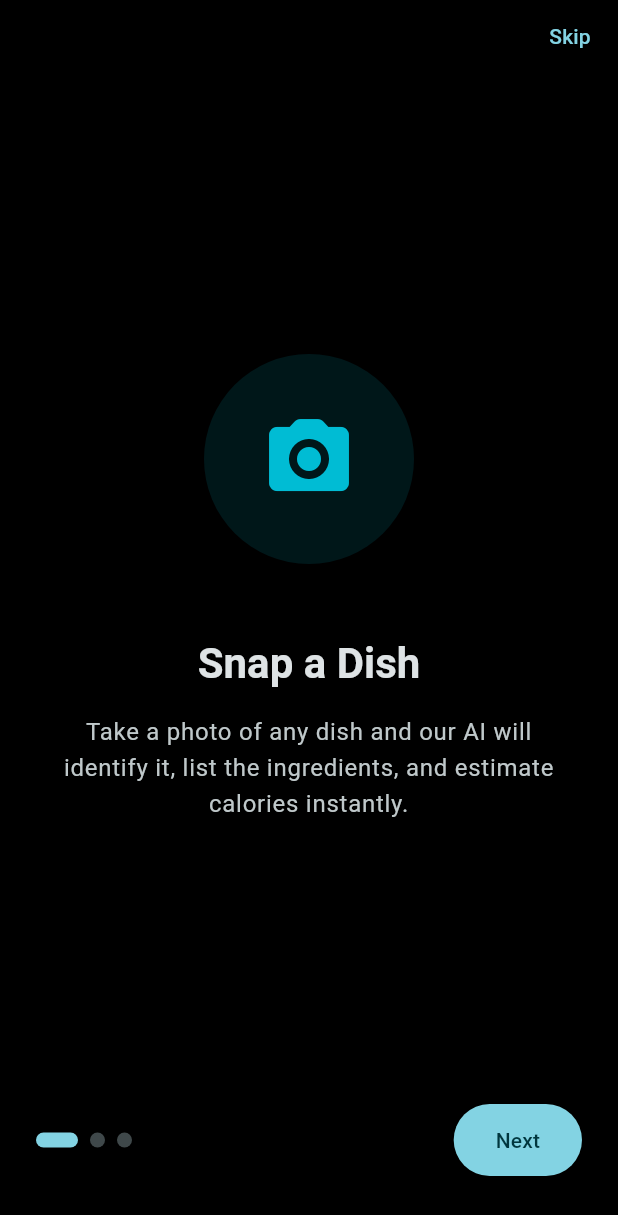
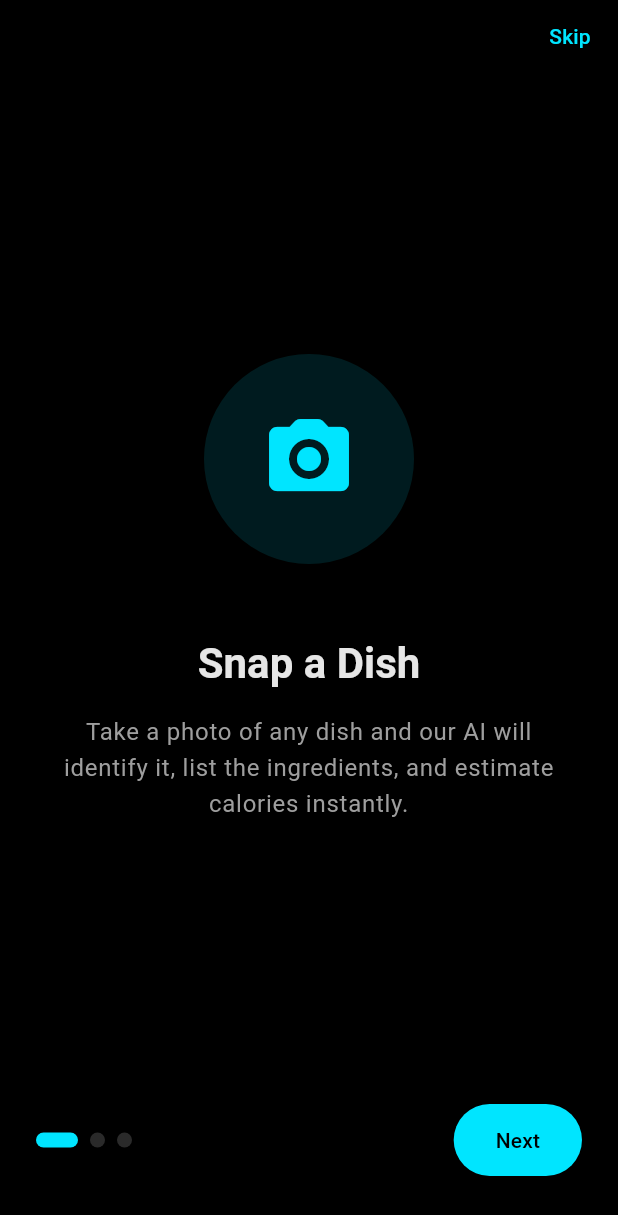
Before and after one commit to shrinidhi-mahishi/kitchen-gpt, a Flutter app: the screen it shows after launch, on a phone screen of 412 x 824 dp. Shown: the top 1215 px of the screen. Run offline on Flutter 3.47's test engine with Material 3 defaults, Android fonts, the phone set to English and light mode, and no system bars; our stand-ins replace flutter_dotenv, geolocator, google_maps_flutter, image_picker, share_plus, shared_preferences and 2 more; accounts and stored records are empty.

Commit message:
True black theme with explicit ColorScheme — no more brownish M3 surfaces
- Replace colorSchemeSeed with explicit ColorScheme.dark()
- Pure black (#000000) scaffold, surfaces, nav bar
- Neon cyan (#00E5FF) primary, purple (#BB86FC) secondary
- Dark charcoal (#111111) cards, (#1A1A1A) chips
- Vivid button/tab colors that pop on black

Made-with: Cursor

```diff
--- a/frontend/kitchengpt/lib/app.dart
+++ b/frontend/kitchengpt/lib/app.dart
@@ -7,7 +7,28 @@ import 'screens/onboarding_screen.dart';
 class KitchenGPTApp extends StatelessWidget {
   const KitchenGPTApp({super.key});
 
-  static const _seedColor = Color(0xFF00BCD4);
+  static const _scheme = ColorScheme.dark(
+    brightness: Brightness.dark,
+    primary: Color(0xFF00E5FF),
+    onPrimary: Colors.black,
+    primaryContainer: Color(0xFF004D5A),
+    onPrimaryContainer: Color(0xFF80F0FF),
+    secondary: Color(0xFFBB86FC),
+    onSecondary: Colors.black,
+    secondaryContainer: Color(0xFF3D1F6E),
+    onSecondaryContainer: Color(0xFFE2CFFF),
+    tertiary: Color(0xFF03DAC6),
+    onTertiary: Colors.black,
+    tertiaryContainer: Color(0xFF004D40),
+    onTertiaryContainer: Color(0xFF80EDE4),
+    error: Color(0xFFCF6679),
+    surface: Color(0xFF000000),
+    onSurface: Color(0xFFE6E6E6),
+    onSurfaceVariant: Color(0xFF9E9E9E),
+    outline: Color(0xFF444444),
+    outlineVariant: Color(0xFF2A2A2A),
+    surfaceContainerHighest: Color(0xFF1A1A1A),
+  );
 
   Future<bool> _isOnboardingComplete() async {
     final prefs = await SharedPreferences.getInstance();
@@ -20,12 +41,12 @@ class KitchenGPTApp extends StatelessWidget {
       title: 'KitchenGPT',
       debugShowCheckedModeBanner: false,
       theme: ThemeData(
-        colorSchemeSeed: _seedColor,
+        colorScheme: _scheme,
         useMaterial3: true,
-        brightness: Brightness.dark,
         scaffoldBackgroundColor: Colors.black,
         navigationBarTheme: const NavigationBarThemeData(
-          backgroundColor: Color(0xFF0A0A0A),
+          backgroundColor: Color(0xFF050505),
+          indicatorColor: Color(0xFF004D5A),
         ),
         appBarTheme: const AppBarTheme(
           backgroundColor: Colors.black,
@@ -39,6 +60,26 @@ class KitchenGPTApp extends StatelessWidget {
             borderRadius: BorderRadius.circular(16),
           ),
         ),
+        filledButtonTheme: FilledButtonThemeData(
+          style: FilledButton.styleFrom(
+            backgroundColor: const Color(0xFF00E5FF),
+            foregroundColor: Colors.black,
+          ),
+        ),
+        inputDecorationTheme: InputDecorationTheme(
+          fillColor: const Color(0xFF111111),
+          filled: true,
+          border: OutlineInputBorder(
+            borderRadius: BorderRadius.circular(12),
+            borderSide: const BorderSide(color: Color(0xFF333333)),
+          ),
+        ),
+        dividerColor: const Color(0xFF222222),
+        chipTheme: ChipThemeData(
+          backgroundColor: const Color(0xFF1A1A1A),
+          side: BorderSide.none,
+          labelStyle: const TextStyle(color: Color(0xFFCCCCCC)),
+        ),
       ),
       themeMode: ThemeMode.dark,
       home: FutureBuilder<bool>(
@@ -47,7 +88,9 @@ class KitchenGPTApp extends StatelessWidget {
           if (!snapshot.hasData) {
             return const Scaffold(
               backgroundColor: Colors.black,
-              body: Center(child: CircularProgressIndicator()),
+              body: Center(
+                child: CircularProgressIndicator(color: Color(0xFF00E5FF)),
+              ),
             );
           }
           if (snapshot.data == true) {
--- a/frontend/kitchengpt/lib/screens/discover_screen.dart
+++ b/frontend/kitchengpt/lib/screens/discover_screen.dart
@@ -53,7 +53,7 @@ class DiscoverScreen extends StatelessWidget {
                   icon: Icons.camera_alt_rounded,
                   title: 'Scan a Dish',
                   subtitle: 'Identify from photo',
-                  color: const Color(0xFF00BCD4),
+                  color: const Color(0xFF00E5FF),
                   onTap: onScanDish,
                 ),
               ),
@@ -63,7 +63,7 @@ class DiscoverScreen extends StatelessWidget {
                   icon: Icons.search_rounded,
                   title: 'By Ingredients',
                   subtitle: 'Search with what you have',
-                  color: const Color(0xFF7C4DFF),
+                  color: const Color(0xFFBB86FC),
                   onTap: onByIngredients,
                 ),
               ),
--- a/frontend/kitchengpt/lib/screens/onboarding_screen.dart
+++ b/frontend/kitchengpt/lib/screens/onboarding_screen.dart
@@ -34,14 +34,14 @@ class _OnboardingScreenState extends State<OnboardingScreen> {
       title: 'Snap a Dish',
       subtitle:
           'Take a photo of any dish and our AI will identify it, list the ingredients, and estimate calories instantly.',
-      iconBgColor: Color(0xFF00BCD4),
+      iconBgColor: Color(0xFF00E5FF),
     ),
     _OnboardingPage(
       icon: Icons.restaurant_menu_rounded,
       title: 'Get Indian Recipes',
       subtitle:
           'Search by ingredients you have at home and get authentic step-by-step Indian recipes across all regional cuisines.',
-      iconBgColor: Color(0xFF7C4DFF),
+      iconBgColor: Color(0xFFBB86FC),
     ),
     _OnboardingPage(
       icon: Icons.explore_rounded,
--- a/frontend/kitchengpt/pubspec.yaml
+++ b/frontend/kitchengpt/pubspec.yaml
@@ -1,7 +1,7 @@
 name: kitchengpt
 description: AI-powered food analysis, recipe discovery, and nearby restaurant search.
 publish_to: "none"
-version: 0.4.1+16
+version: 0.4.2+17
 
 environment:
   sdk: ">=3.2.0 <4.0.0"
```
